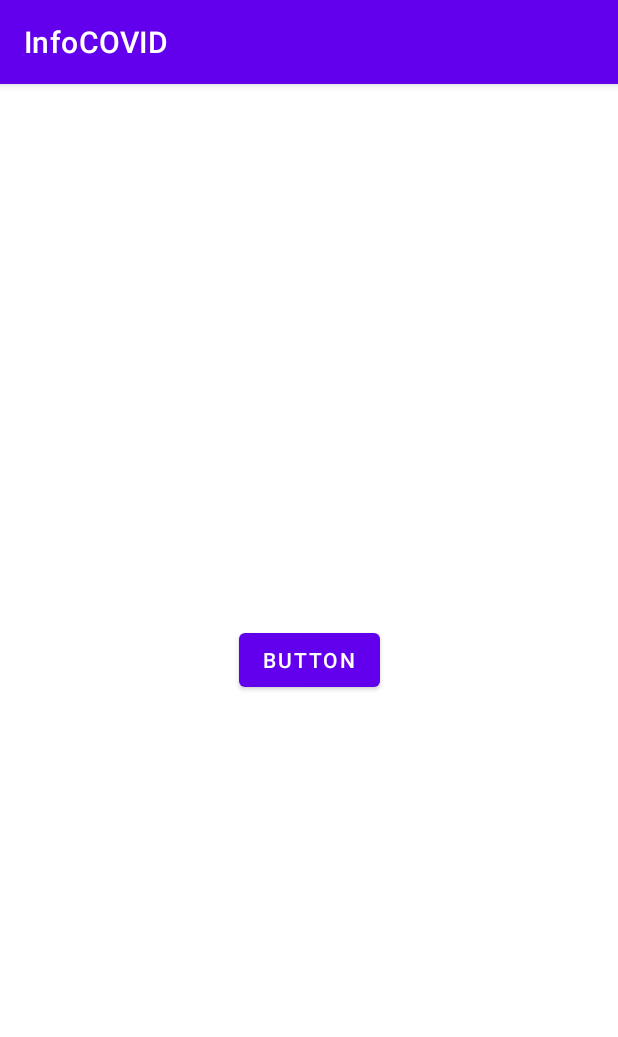
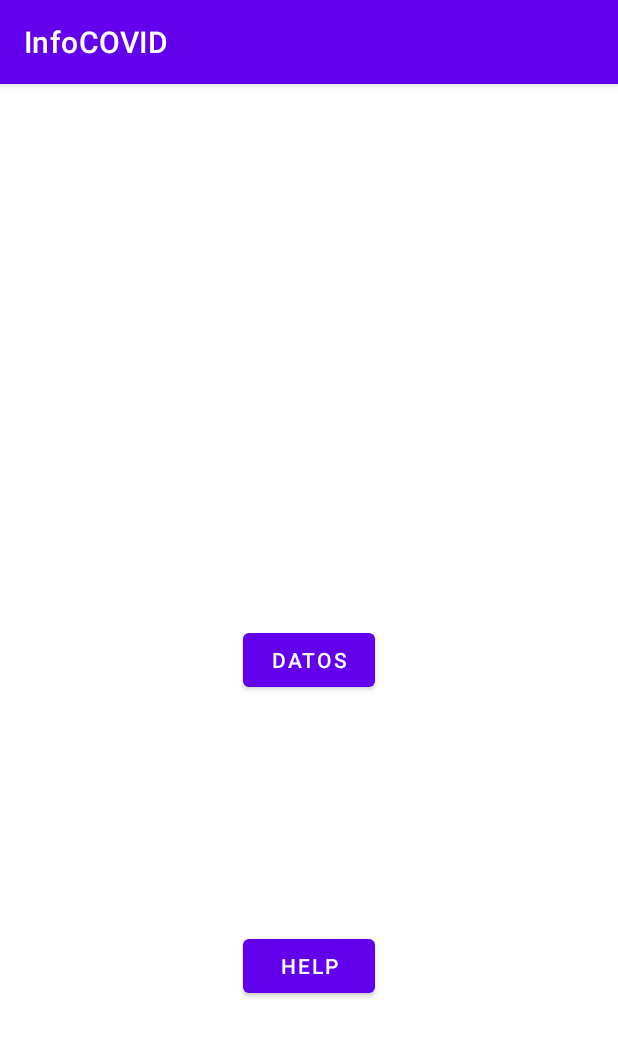
Before and after one commit to aitorortega03/PracticaProcesos, an Android app: the screen it shows after launch (MainActivity), on a phone screen of 412 x 824 dp. Shown: the top 1037 px of the screen. Run offline under Robolectric (Android 15) with nearby library versions, the phone set to English and light mode, and no system bars.

Commit message:
Pantallas y su conexion completado

```diff
--- a/app/src/main/java/com/example/infocovid/MainFragment.java
+++ b/app/src/main/java/com/example/infocovid/MainFragment.java
@@ -7,6 +7,9 @@ import androidx.fragment.app.Fragment;
 import android.view.LayoutInflater;
 import android.view.View;
 import android.view.ViewGroup;
+import android.widget.Button;
+
+import static androidx.navigation.Navigation.findNavController;
 
 /**
  * A simple {@link Fragment} subclass.
@@ -59,6 +62,25 @@ public class MainFragment extends Fragment {
     public View onCreateView(LayoutInflater inflater, ViewGroup container,
                              Bundle savedInstanceState) {
         // Inflate the layout for this fragment
-        return inflater.inflate(R.layout.fragment_main, container, false);
+        View vista = inflater.inflate(R.layout.fragment_main, container, false);
+
+        Button data = vista.findViewById(R.id.btnDatos);
+        Button help = vista.findViewById(R.id.btnHelp);
+
+        data.setOnClickListener(new View.OnClickListener() {
+            @Override
+            public void onClick(View v) {
+                findNavController(v).navigate(R.id.demainADatos);
+            }
+        });
+
+        help.setOnClickListener(new View.OnClickListener() {
+            @Override
+            public void onClick(View v) {
+                findNavController(v).navigate(R.id.demainAHelp);
+            }
+        });
+
+        return vista;
     }
 }
--- a/app/src/main/res/layout/activity_main.xml
+++ b/app/src/main/res/layout/activity_main.xml
@@ -15,4 +15,5 @@
         app:navGraph="@navigation/navigator"
         tools:layout_editor_absoluteX="173dp"
         tools:layout_editor_absoluteY="373dp" />
+
 </androidx.constraintlayout.widget.ConstraintLayout>
--- a/app/src/main/res/layout/fragment_main.xml
+++ b/app/src/main/res/layout/fragment_main.xml
@@ -8,12 +8,22 @@
     tools:context=".MainFragment">
 
     <Button
-        android:id="@+id/button2"
+        android:id="@+id/btnDatos"
         android:layout_width="wrap_content"
         android:layout_height="wrap_content"
-        android:text="Button"
+        android:text="Datos"
         app:layout_constraintBottom_toBottomOf="parent"
         app:layout_constraintEnd_toEndOf="parent"
         app:layout_constraintStart_toStartOf="parent"
         app:layout_constraintTop_toTopOf="parent" />
+
+    <Button
+        android:id="@+id/btnHelp"
+        android:layout_width="wrap_content"
+        android:layout_height="wrap_content"
+        android:text="HELP"
+        app:layout_constraintBottom_toBottomOf="parent"
+        app:layout_constraintEnd_toEndOf="parent"
+        app:layout_constraintStart_toStartOf="parent"
+        app:layout_constraintTop_toBottomOf="@+id/btnDatos" />
 </androidx.constraintlayout.widget.ConstraintLayout>
```
Also changed, not shown: gradle/wrapper/gradle-wrapper.properties.
